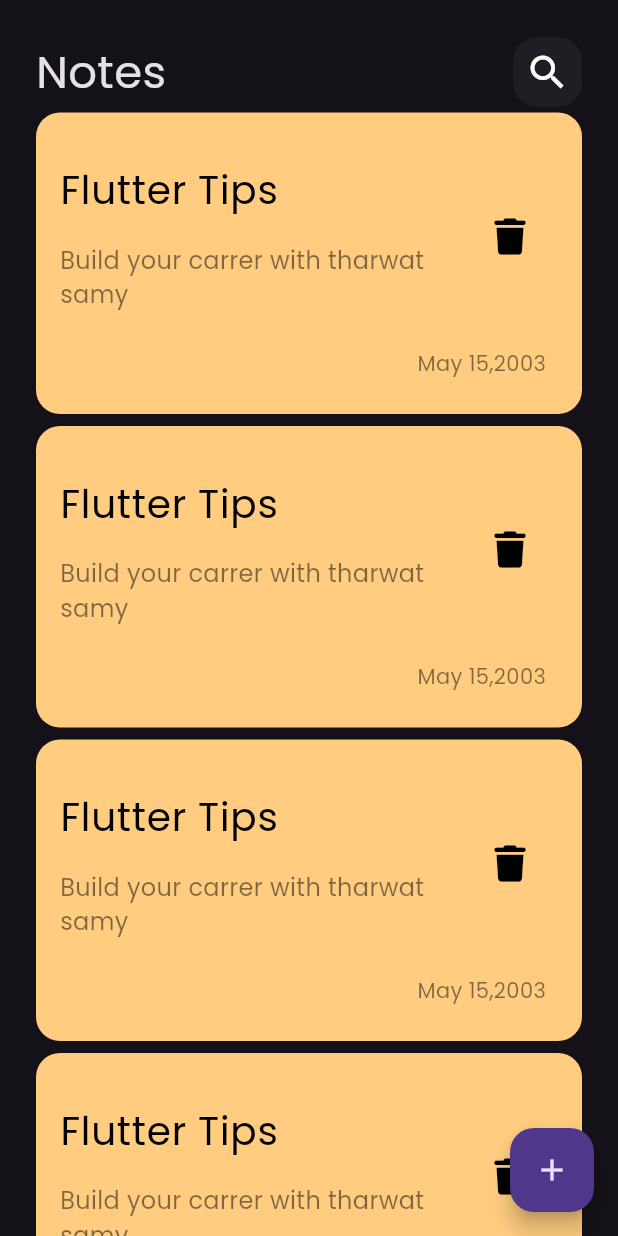
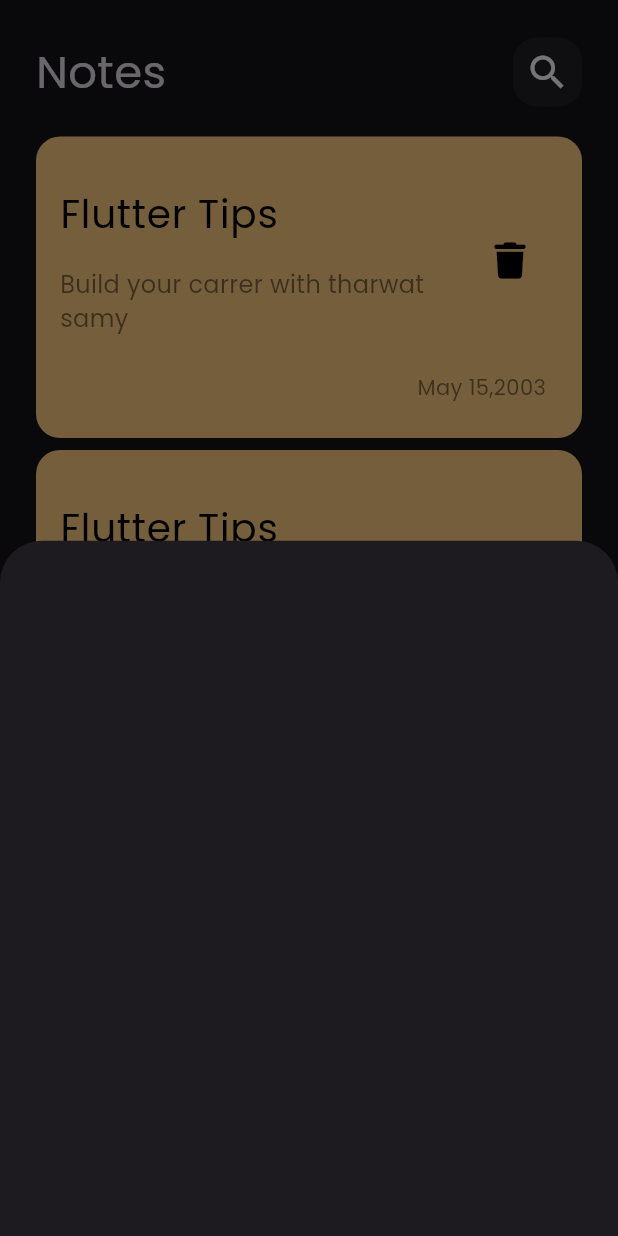
Before and after one commit to Youssef-Mustafa/notes_app, a Flutter app: the screen it shows after launch, after a tap on the "add" icon, on a phone screen of 412 x 824 dp. Run offline on Flutter 3.47's test engine with Material 3 defaults, Android fonts, the phone set to English and light mode, and no system bars; our stand-ins replace font_awesome_flutter.

Commit message:
add note file and create widget but not implement it yet

```diff
--- a/lib/views/notes_view.dart
+++ b/lib/views/notes_view.dart
@@ -1,4 +1,5 @@
 import 'package:flutter/material.dart';
+import 'package:notes_app/views/widgets/add_note_sheet.dart';
 import 'package:notes_app/views/widgets/notes_view_body.dart';
 
 class NotesView extends StatelessWidget {
@@ -8,7 +9,14 @@ class NotesView extends StatelessWidget {
   Widget build(BuildContext context) {
     return Scaffold(
       floatingActionButton: FloatingActionButton(
-        onPressed: () {},
+        onPressed: () {
+          showModalBottomSheet(
+            context: context,
+            builder: (context) {
+              return const AddNoteSheet();
+            },
+          );
+        },
         child: const Center(
           child: Icon(
             Icons.add,
--- /dev/null
+++ b/lib/views/widgets/add_note_sheet.dart
@@ -0,0 +1,10 @@
+import 'package:flutter/material.dart';
+
+class AddNoteSheet extends StatelessWidget {
+  const AddNoteSheet({super.key});
+
+  @override
+  Widget build(BuildContext context) {
+    return Container();
+  }
+}
--- a/lib/views/widgets/notes_list_view.dart
+++ b/lib/views/widgets/notes_list_view.dart
@@ -9,11 +9,15 @@ class NotesListView extends StatelessWidget {
   @override
   Widget build(BuildContext context) {
     return Expanded(
-      child: ListView.builder(
-        itemCount: 10,
-        itemBuilder: (context, index) {
-          return const NotesItem();
-        },
+      child: Padding(
+        padding: const EdgeInsets.symmetric(vertical: 16),
+        child: ListView.builder(
+          padding: EdgeInsets.zero,
+          itemCount: 10,
+          itemBuilder: (context, index) {
+            return const NotesItem();
+          },
+        ),
       ),
     );
   }
```
